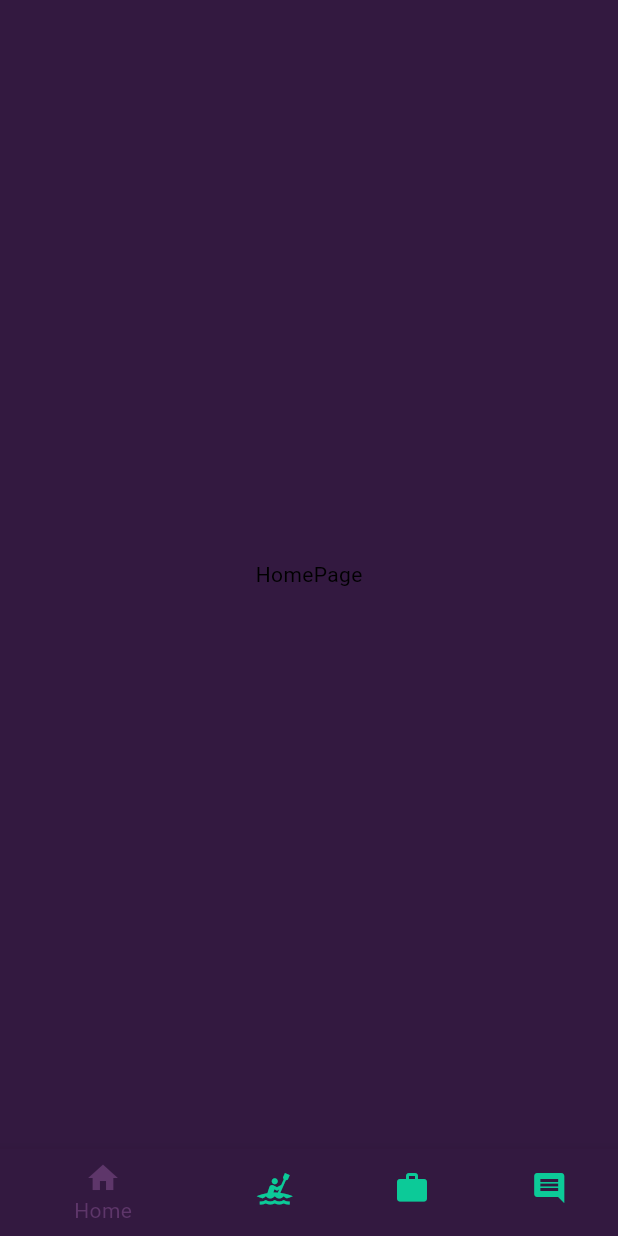
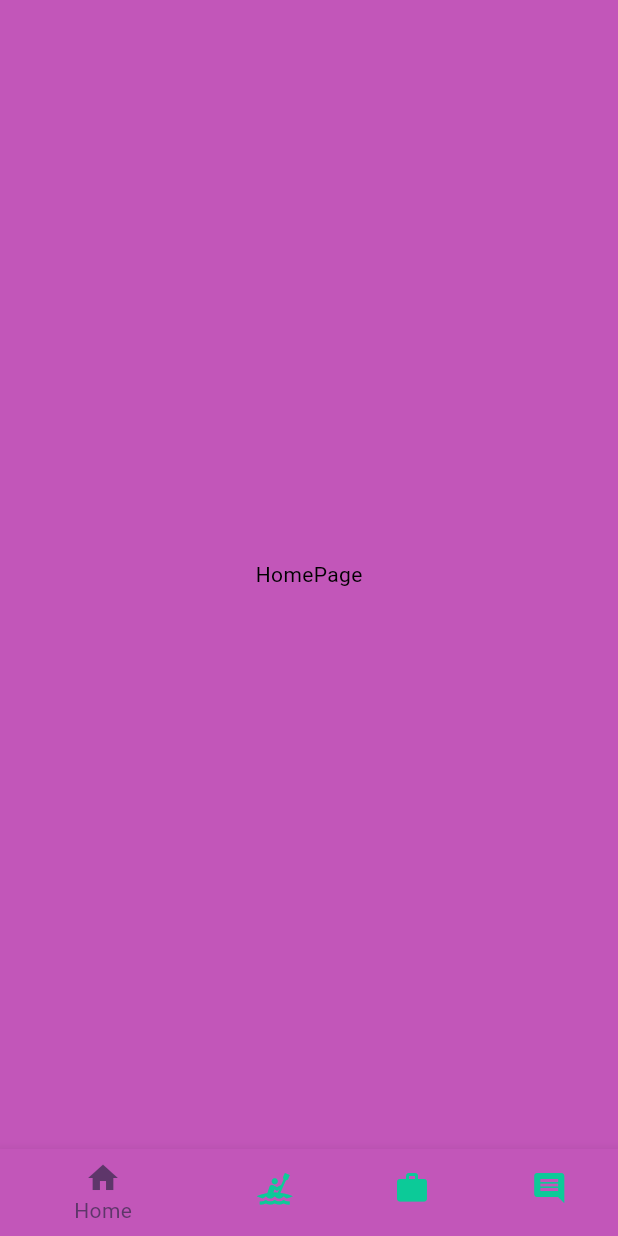
Before and after one commit to Jabrocki/HackYeah, a Flutter app: the screen it shows after launch, on a phone screen of 412 x 824 dp. Run offline on Flutter 3.47's test engine with Material 3 defaults, Android fonts, the phone set to English and light mode, and no system bars.

Commit message:
new theme colors

```diff
--- a/lib/appState/jaberAppState.dart
+++ b/lib/appState/jaberAppState.dart
@@ -1,3 +1,5 @@
+// ignore_for_file: unused_import
+
 import 'package:flutter/material.dart';
 import 'package:provider/provider.dart';
 
--- a/lib/appState/pajorAppState.dart
+++ b/lib/appState/pajorAppState.dart
@@ -1,3 +1,5 @@
+// ignore_for_file: unused_import
+
 import 'package:flutter/material.dart';
 import 'package:provider/provider.dart';
 import 'package:flutter/foundation.dart';
--- a/lib/appState/ridicAppState.dart
+++ b/lib/appState/ridicAppState.dart
@@ -1,3 +1,5 @@
+// ignore_for_file: unused_import
+
 import 'package:flutter/material.dart';
 import 'package:provider/provider.dart';
 
--- a/lib/layouts/activityPage.dart
+++ b/lib/layouts/activityPage.dart
@@ -1,3 +1,5 @@
+// ignore_for_file: unused_import
+
 import 'package:flutter/material.dart';
 import 'package:provider/provider.dart';
 
--- a/lib/layouts/communityPage.dart
+++ b/lib/layouts/communityPage.dart
@@ -1,3 +1,5 @@
+// ignore_for_file: unused_import
+
 import 'package:flutter/material.dart';
 import 'package:provider/provider.dart';
 
@@ -8,6 +10,6 @@ class CommunityPage extends StatelessWidget {
 
   @override
   Widget build(BuildContext context) {
-    return Text("ProfilePage");
+    return const Text("ProfilePage");
   }
 }
--- a/lib/layouts/homePage.dart
+++ b/lib/layouts/homePage.dart
@@ -1,3 +1,5 @@
+// ignore_for_file: unused_import, file_names
+
 import 'package:flutter/material.dart';
 import 'package:provider/provider.dart';
 
@@ -8,6 +10,6 @@ class HomePage extends StatelessWidget {
 
   @override
   Widget build(BuildContext context) {
-    return Text("HomePage");
+    return const Text("HomePage");
   }
 }
--- a/lib/layouts/workPage.dart
+++ b/lib/layouts/workPage.dart
@@ -1,3 +1,5 @@
+// ignore_for_file: file_names
+
 import 'package:flutter/material.dart';
 import 'package:hackyeah/appState/mainAppState.dart';
 import 'package:provider/provider.dart';
--- a/lib/main.dart
+++ b/lib/main.dart
@@ -29,7 +29,7 @@ class MyApp extends StatelessWidget {
         colorScheme: ColorScheme.fromSwatch().copyWith(
           primary: const Color.fromARGB(255, 94, 54, 106),
           secondary: const Color.fromARGB(255, 12, 202, 152),
-          surface: const Color.fromARGB(255, 51, 25, 64),
+          surface: const Color.fromARGB(255, 194, 86, 185),
         ),
         ),
     home: const MainPage(),
```
